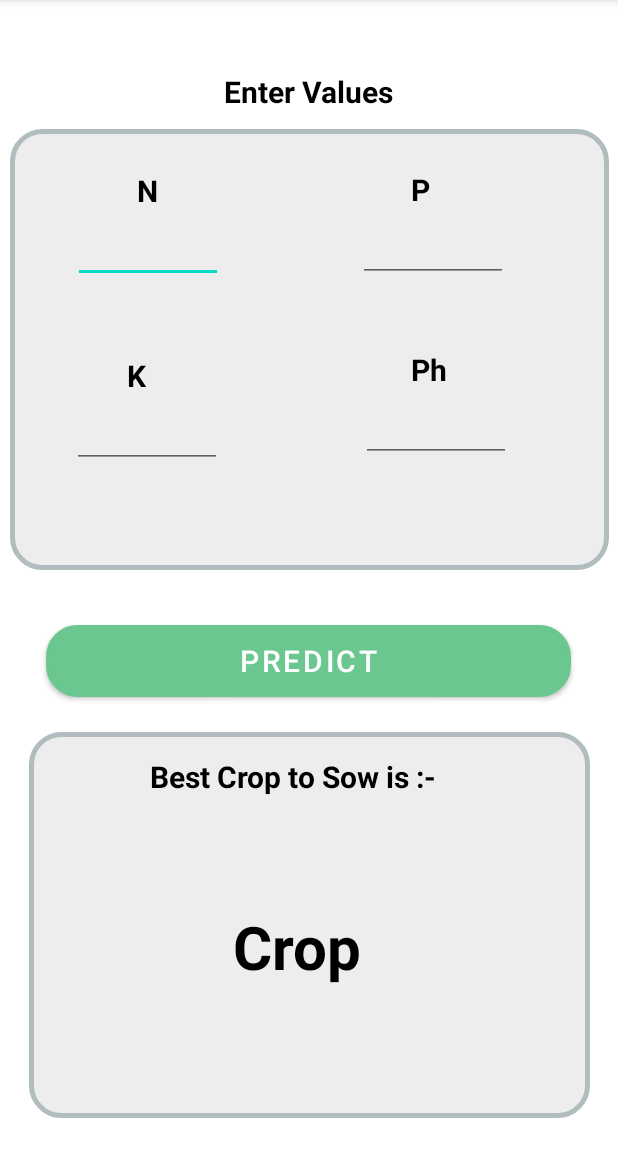
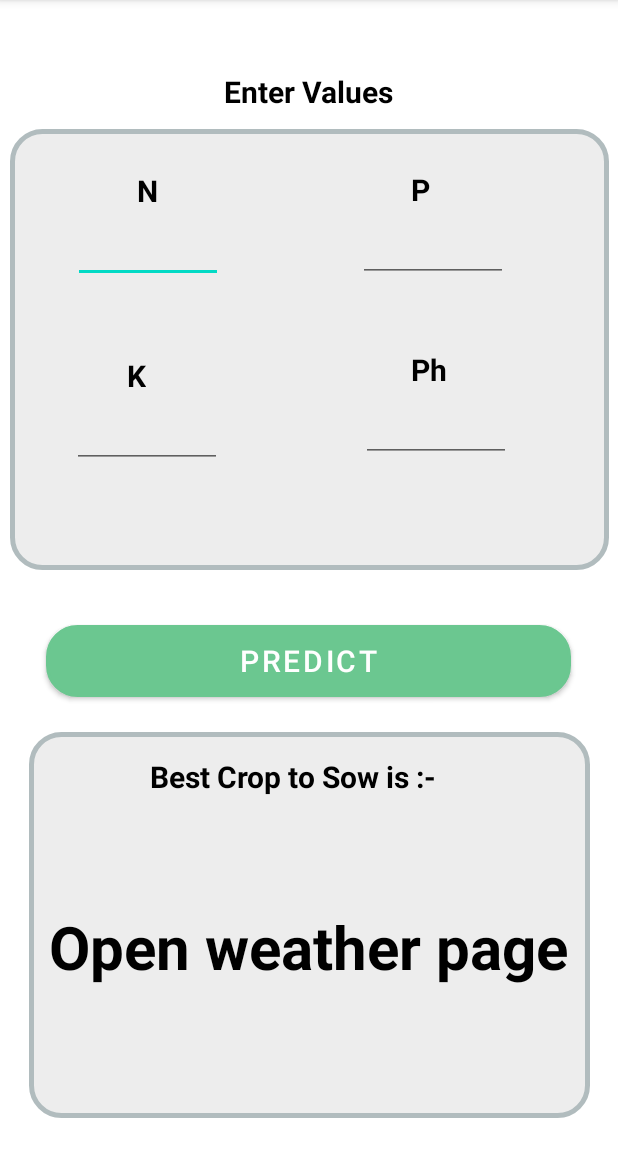
Before and after one commit to GeekyCats/Krishi, an Android app: the fragment Crop shown on its own in the app's theme, on a phone screen of 412 x 824 dp, the part 84-1236 px from its top. Run offline under Robolectric (Android 15) with nearby library versions, the phone set to English and light mode, and no system bars; our stand-ins replace Volley.

Commit message:
Final Commit before Beta-release

```diff
--- a/app/src/main/java/com/example/krishi/home/Crop.java
+++ b/app/src/main/java/com/example/krishi/home/Crop.java
@@ -1,17 +1,41 @@
 package com.example.krishi.home;
 
+import android.app.ProgressDialog;
 import android.os.Bundle;
+import android.view.LayoutInflater;
+import android.view.View;
+import android.view.ViewGroup;
+import android.widget.Button;
+import android.widget.EditText;
+import android.widget.TextView;
+import android.widget.Toast;
 
 import androidx.fragment.app.Fragment;
 
-import android.view.LayoutInflater;
-import android.view.View;
-import android.view.ViewGroup;
+import com.android.volley.Request;
+import com.android.volley.RequestQueue;
+import com.android.volley.toolbox.StringRequest;
+import com.android.volley.toolbox.Volley;
+import com.example.krishi.R;
 
-import com.example.krishi.R;
+import java.util.HashMap;
+import java.util.Map;
 
 
 public class Crop extends Fragment {
+
+    String temp,humidity,rainfall;
+
+    EditText N,P,K,Ph;
+
+    Button submit;
+
+    TextView result;
+
+    RequestQueue requestQueue;
+
+    String api_url = "https://krishiml.azurewebsites.net//predict";
+
 
     @Override
     public void onCreate(Bundle savedInstanceState) {
@@ -23,6 +47,71 @@ public class Crop extends Fragment {
     public View onCreateView(LayoutInflater inflater, ViewGroup container,
                              Bundle savedInstanceState) {
         // Inflate the layout for this fragment
-        return inflater.inflate(R.layout.fragment_crop, container, false);
+        View view = inflater.inflate(R.layout.fragment_crop, container, false);
+
+        N = view.findViewById(R.id.nValue);
+        P = view.findViewById(R.id.pValue);
+        K = view.findViewById(R.id.kValue);
+        Ph = view.findViewById(R.id.phValue);
+        submit = view.findViewById(R.id.button);
+        result = view.findViewById(R.id.crop);
+
+        temp = Weather.getTemperatureData();
+        humidity = Weather.getHumidityData();
+        rainfall = Weather.getRainfallData();
+
+        if(temp==null || humidity == null || rainfall == null){
+            String s = "Open weather page";
+            result.setText(s);
+            Toast.makeText(requireContext(), "Pls open weather page", Toast.LENGTH_SHORT).show();
+        }
+
+        requestQueue = Volley.newRequestQueue(requireContext());
+
+
+        submit.setOnClickListener(v -> {
+            if(N.getText().toString().isEmpty() || P.getText().toString().isEmpty() ||
+                    K.getText().toString().isEmpty() || Ph.getText().toString().isEmpty()){
+                Toast.makeText(requireContext(), "Please enter all the values", Toast.LENGTH_SHORT).show();
+            }
+            else{
+                predictCrop(temp,humidity,rainfall, N.getText().toString(),P.getText().toString(),
+                        K.getText().toString(),Ph.getText().toString());
+            }
+        });
+        return  view;
+    }
+
+    private void predictCrop(
+            String temp, String humidity, String rainfall, String n, String p, String k, String ph
+    ) {
+        ProgressDialog pDialog = new ProgressDialog(requireContext());
+        pDialog.setMessage("Loading...PLease wait");
+        pDialog.show();
+
+        StringRequest stringRequest = new StringRequest(Request.Method.POST, api_url,
+                response -> {
+                    pDialog.dismiss();
+                    result.setText(response.substring(8,response.length()-2));
+                },
+                error -> {
+                    pDialog.dismiss();
+                    Toast.makeText(requireContext(), "Error", Toast.LENGTH_SHORT).show();
+                }){
+            @Override
+            protected Map<String, String> getParams() {
+                Map<String, String> params = new HashMap<>();
+                params.put("N", n);
+                params.put("P", p);
+                params.put("K", k);
+                params.put("temperature", temp);
+                params.put("humidity", humidity);
+                params.put("ph", ph);
+                params.put("rainfall", rainfall);
+                return params;
+            }
+        };
+
+        requestQueue.add(stringRequest);
     }
 }
--- a/app/src/main/java/com/example/krishi/home/Weather.java
+++ b/app/src/main/java/com/example/krishi/home/Weather.java
@@ -1,7 +1,6 @@
 package com.example.krishi.home;
 
 import android.Manifest;
-import android.annotation.SuppressLint;
 import android.content.Context;
 import android.content.pm.PackageManager;
 import android.location.Location;
@@ -15,28 +14,18 @@ import android.widget.ImageView;
 import android.widget.TextView;
 import android.widget.Toast;
 
-import androidx.annotation.NonNull;
 import androidx.core.app.ActivityCompat;
 import androidx.fragment.app.Fragment;
 
 import com.android.volley.Request;
 import com.android.volley.RequestQueue;
-import com.android.volley.Response;
-import com.android.volley.VolleyError;
 import com.android.volley.toolbox.JsonObjectRequest;
 import com.android.volley.toolbox.Volley;
 import com.example.krishi.R;
 import com.example.krishi.data.responses.WeatherResponse;
-import com.google.android.gms.location.FusedLocationProviderClient;
-import com.google.android.gms.location.LocationServices;
 
 import org.json.JSONException;
 import org.json.JSONObject;
-
-import java.util.Objects;
-
-import pub.devrel.easypermissions.AfterPermissionGranted;
-import pub.devrel.easypermissions.EasyPermissions;
 
 
 public class Weather extends Fragment {
@@ -58,6 +47,10 @@ public class Weather extends Fragment {
     LocationManager locationManager;
 
     Location locationByGPS, locationByNetwork;
+
+    static String temperatureData;
+    static String humidityData;
+    static String rainfallData;
 
 
     @Override
@@ -97,9 +90,7 @@ public class Weather extends Fragment {
         api_url = api_url + lat + "," + lon;
 //        System.out.println(api_url);
         JsonObjectRequest jsonObjectRequest = new JsonObjectRequest(
-                Request.Method.GET, api_url, null, new Response.Listener<JSONObject>() {
-            @Override
-            public void onResponse(JSONObject response) {
+                Request.Method.GET, api_url, null, response -> {
                     try {
     //                    System.out.println("recieved response");
                         JSONObject location = response.getJSONObject("location");
@@ -137,13 +128,7 @@ public class Weather extends Fragment {
                         throw new RuntimeException(e);
                     }
 
-            }
-        }, new Response.ErrorListener() {
-            @Override
-            public void onErrorResponse(VolleyError error) {
-                Toast.makeText(context, error.toString(), Toast.LENGTH_SHORT).show();
-            }
-        });
+                }, error -> Toast.makeText(context, error.toString(), Toast.LENGTH_SHORT).show());
         queue.add(jsonObjectRequest);
     }
 
@@ -155,6 +140,10 @@ public class Weather extends Fragment {
         rainfall.setText(weatherResponse.getRainfall());
         feels_like.setText(weatherResponse.getFeels_like());
         condition.setText(weatherResponse.getCondition());
+
+        temperatureData = weatherResponse.getTemp();
+        humidityData = weatherResponse.getHumidity();
+        rainfallData = weatherResponse.getRainfall();
 
         int id = weatherResponse.getId();
         if (id == 1273 || id == 1276 || id == 1279 || id == 1282 || id == 1087) {
@@ -173,6 +162,17 @@ public class Weather extends Fragment {
         } else if (id == 1003 || id == 1006 || id == 1009) {
             icon.setImageResource(R.drawable.clouds);
         }
+    }
+    public static String getTemperatureData() {
+        return temperatureData;
+    }
+
+    public static String getHumidityData() {
+        return humidityData;
+    }
+
+    public static String getRainfallData() {
+        return rainfallData;
     }
 
     public void getLastLocation() {
--- a/app/src/main/res/layout/fragment_crop.xml
+++ b/app/src/main/res/layout/fragment_crop.xml
@@ -25,7 +25,7 @@
             android:textColor="@color/black"
             android:textSize="20sp"
             android:textStyle="bold"
-            app:layout_constraintBottom_toTopOf="@+id/editTextTextPersonName"
+            app:layout_constraintBottom_toTopOf="@+id/nValue"
             app:layout_constraintEnd_toEndOf="parent"
             app:layout_constraintHorizontal_bias="0.22"
             app:layout_constraintStart_toStartOf="parent"
@@ -33,12 +33,13 @@
             app:layout_constraintVertical_bias="1.0" />
 
         <EditText
-            android:id="@+id/editTextTextPersonName"
+            android:id="@+id/nValue"
             android:layout_width="100dp"
             android:layout_height="48dp"
             android:layout_marginBottom="48dp"
             android:ems="10"
-            android:inputType="number"
+            android:inputType="textPersonName"
+            android:textAlignment="center"
             app:layout_constraintBottom_toTopOf="@+id/textView13"
             app:layout_constraintEnd_toEndOf="parent"
             app:layout_constraintHorizontal_bias="0.14"
@@ -52,7 +53,7 @@
             android:textColor="@color/black"
             android:textSize="20sp"
             android:textStyle="bold"
-            app:layout_constraintBottom_toTopOf="@+id/editTextNumber"
+            app:layout_constraintBottom_toTopOf="@+id/pValue"
             app:layout_constraintEnd_toEndOf="parent"
             app:layout_constraintHorizontal_bias="0.585"
             app:layout_constraintStart_toEndOf="@+id/textView10"
@@ -60,16 +61,17 @@
             app:layout_constraintVertical_bias="1.0" />
 
         <EditText
-            android:id="@+id/editTextNumber"
+            android:id="@+id/pValue"
             android:layout_width="100dp"
             android:layout_height="48dp"
             android:layout_marginBottom="72dp"
             android:ems="10"
-            android:inputType="number"
-            app:layout_constraintBottom_toTopOf="@+id/editTextNumber6"
+            android:textAlignment="center"
+            android:inputType="textPersonName"
+            app:layout_constraintBottom_toTopOf="@+id/phValue"
             app:layout_constraintEnd_toEndOf="parent"
             app:layout_constraintHorizontal_bias="0.572"
-            app:layout_constraintStart_toEndOf="@+id/editTextTextPersonName" />
+            app:layout_constraintStart_toEndOf="@+id/nValue" />
 
         <TextView
             android:id="@+id/textView13"
@@ -79,18 +81,19 @@
             android:textColor="@color/black"
             android:textSize="20sp"
             android:textStyle="bold"
-            app:layout_constraintBottom_toTopOf="@+id/editTextNumber4"
+            app:layout_constraintBottom_toTopOf="@+id/kValue"
             app:layout_constraintEnd_toStartOf="@+id/textView14"
             app:layout_constraintHorizontal_bias="0.305"
             app:layout_constraintStart_toStartOf="parent" />
 
         <EditText
-            android:id="@+id/editTextNumber4"
+            android:id="@+id/kValue"
             android:layout_width="100dp"
             android:layout_height="48dp"
             android:layout_marginBottom="68dp"
             android:ems="10"
-            android:inputType="number"
+            android:textAlignment="center"
+            android:inputType="textPersonName"
             app:layout_constraintBottom_toBottomOf="parent"
             app:layout_constraintEnd_toStartOf="@+id/textView14"
             app:layout_constraintHorizontal_bias="0.246"
@@ -104,24 +107,25 @@
             android:textColor="@color/black"
             android:textSize="20sp"
             android:textStyle="bold"
-            app:layout_constraintBottom_toTopOf="@+id/editTextNumber6"
+            app:layout_constraintBottom_toTopOf="@+id/phValue"
             app:layout_constraintEnd_toEndOf="parent"
             app:layout_constraintHorizontal_bias="0.712"
             app:layout_constraintStart_toStartOf="parent"
-            app:layout_constraintTop_toBottomOf="@+id/editTextNumber"
+            app:layout_constraintTop_toBottomOf="@+id/pValue"
             app:layout_constraintVertical_bias="1.0" />
 
         <EditText
-            android:id="@+id/editTextNumber6"
+            android:id="@+id/phValue"
             android:layout_width="100dp"
             android:layout_height="48dp"
             android:layout_marginBottom="72dp"
             android:ems="10"
-            android:inputType="number"
+            android:inputType="textPersonName"
+            android:textAlignment="center"
             app:layout_constraintBottom_toBottomOf="parent"
             app:layout_constraintEnd_toEndOf="parent"
             app:layout_constraintHorizontal_bias="0.585"
-            app:layout_constraintStart_toEndOf="@+id/editTextNumber4" />
+            app:layout_constraintStart_toEndOf="@+id/kValue" />
 
     </androidx.constraintlayout.widget.ConstraintLayout>
 
@@ -187,6 +191,7 @@
             android:text="Crop"
             android:textColor="@color/black"
             android:textSize="40sp"
+            android:textAlignment="center"
             android:textStyle="bold"
             app:layout_constraintBottom_toBottomOf="parent"
             app:layout_constraintEnd_toEndOf="parent"
--- a/app/src/main/res/layout/fragment_person.xml
+++ b/app/src/main/res/layout/fragment_person.xml
@@ -30,6 +30,8 @@
         android:src="@drawable/baseline_person_24"
         app:layout_constraintBottom_toTopOf="@+id/btn_logout"
         app:layout_constraintEnd_toEndOf="parent"
+        app:layout_constraintHorizontal_bias="0.473"
         app:layout_constraintStart_toStartOf="parent"
-        app:layout_constraintTop_toTopOf="parent" />
+        app:layout_constraintTop_toTopOf="parent"
+        app:layout_constraintVertical_bias="1.0" />
 </androidx.constraintlayout.widget.ConstraintLayout>
```
Lines whose indentation alone changed are shown as unchanged.
